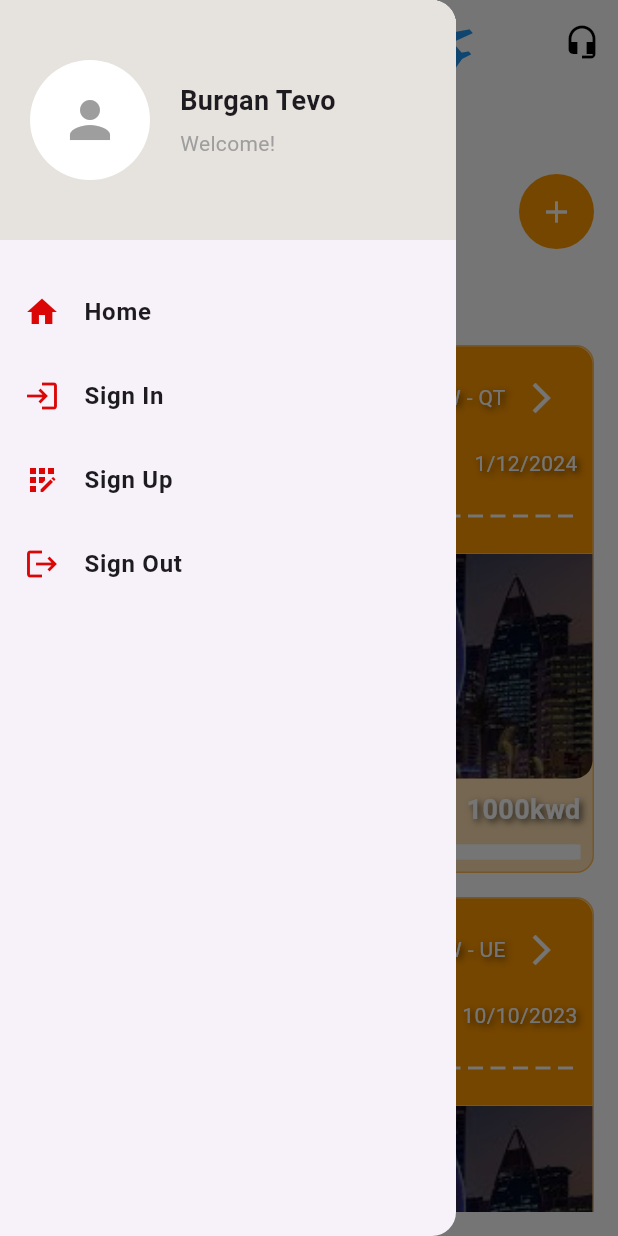
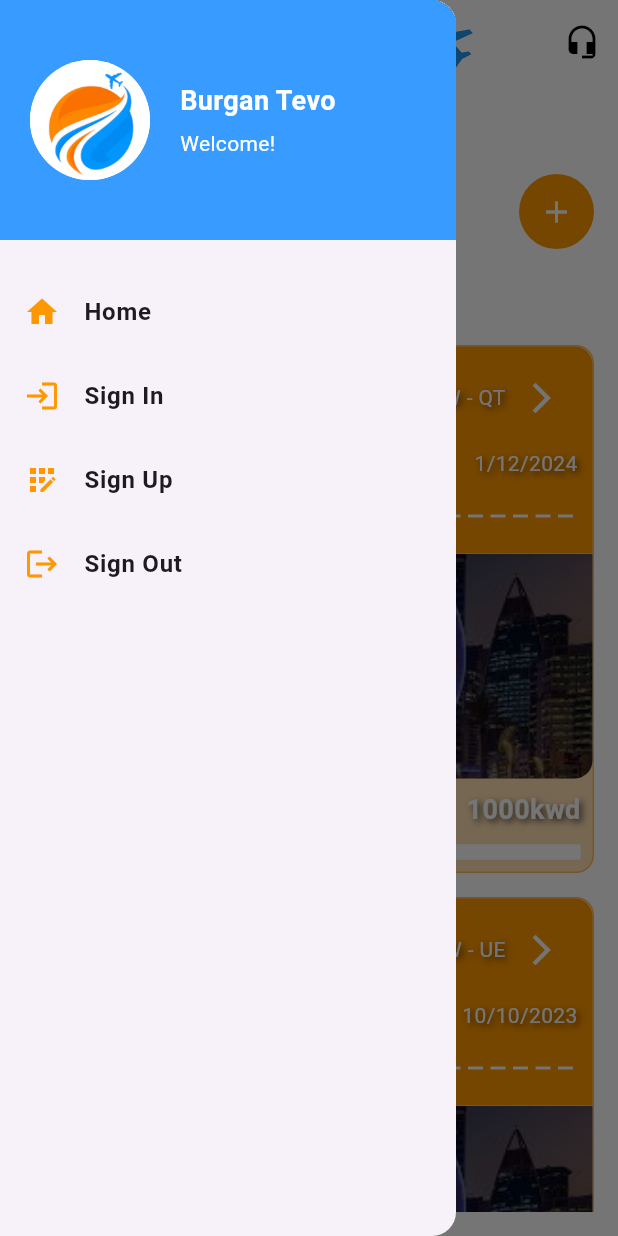
Before and after one commit to 7336x/burgantevo, a Flutter app: the screen it shows after launch, with the side drawer open, on a phone screen of 412 x 824 dp. Run offline on Flutter 3.47's test engine with Material 3 defaults, Android fonts, the phone set to English and light mode, and no system bars; our stand-ins replace dio, shared_preferences; accounts and stored records are empty.

Commit message:
done with  all design and drawer design

```diff
--- a/lib/widgets/drawer.dart
+++ b/lib/widgets/drawer.dart
@@ -12,13 +12,20 @@ class CustomDrawer extends StatelessWidget {
           // Header Section
           Container(
             padding: const EdgeInsets.symmetric(vertical: 40, horizontal: 20),
-            color: const Color.fromARGB(255, 230, 226, 221),
-            child: const Row(
+              color: const Color.fromARGB(255, 56, 155, 255),
+            child: Row(
               children: [
                 CircleAvatar(
                   radius: 40,
                   backgroundColor: Colors.white,
-                  child: Icon(Icons.person, size: 40, color: Colors.grey),
+                  child: ClipOval(
+                    child: Image.asset(
+                      'assets/images/logo.png',
+                      width: 80,
+                      height: 85,
+                      fit: BoxFit.cover,
+                    ),
+                  ),
                 ),
                 SizedBox(width: 20),
                 Column(
@@ -27,6 +34,7 @@ class CustomDrawer extends StatelessWidget {
                     Text(
                       'Burgan Tevo',
                       style: TextStyle(
+                        color: Colors.white,
                         fontWeight: FontWeight.bold,
                         fontSize: 18,
                       ),
@@ -35,7 +43,7 @@ class CustomDrawer extends StatelessWidget {
                     Text(
                       'Welcome!',
                       style: TextStyle(
-                        color: Colors.grey,
+                        color: Colors.white,
                         fontSize: 14,
                       ),
                     ),
@@ -45,7 +53,7 @@ class CustomDrawer extends StatelessWidget {
             ),
           ),
           const SizedBox(height: 20),
-          // Menu Items
+
           Expanded(
             child: ListView(
               children: [
@@ -54,8 +62,8 @@ class CustomDrawer extends StatelessWidget {
                   icon: Icons.home,
                   label: 'Home',
                   onTap: () {
-                    Navigator.pop(context); // Close drawer
-                    Navigator.pushNamed(context, '/home'); // Navigate to Home
+                    Navigator.pop(context);
+                    Navigator.pushNamed(context, '/home');
                   },
                 ),
                 _buildDrawerItem(
@@ -63,9 +71,9 @@ class CustomDrawer extends StatelessWidget {
                   icon: Icons.login,
                   label: 'Sign In',
                   onTap: () {
-                    Navigator.pop(context); // Close drawer
+                    Navigator.pop(context);
                     Navigator.pushNamed(
-                        context, '/sign-in'); // Navigate to Sign In
+                        context, '/sign-in');
                   },
                 ),
                 _buildDrawerItem(
@@ -73,9 +81,9 @@ class CustomDrawer extends StatelessWidget {
                   icon: Icons.app_registration,
                   label: 'Sign Up',
                   onTap: () {
-                    Navigator.pop(context); // Close drawer
+                    Navigator.pop(context);
                     Navigator.pushNamed(
-                        context, '/sign-up'); // Navigate to Sign Up
+                        context, '/sign-up');
                   },
                 ),
                 _buildDrawerItem(
@@ -83,9 +91,9 @@ class CustomDrawer extends StatelessWidget {
                   icon: Icons.logout,
                   label: 'Sign Out',
                   onTap: () {
-                    Navigator.pop(context); // Close drawer
+                    Navigator.pop(context);
                     Navigator.pushNamed(context,
-                        '/sign-out'); // Navigate to Sign In after sign-out
+                        '/sign-out');
                   },
                 ),
               ],
@@ -103,7 +111,7 @@ class CustomDrawer extends StatelessWidget {
     required VoidCallback onTap,
   }) {
     return ListTile(
-      leading: Icon(icon, color: const Color.fromARGB(255, 219, 7, 7)),
+      leading: Icon(icon, color: Colors.orange),
       title: Text(
         label,
         style: const TextStyle(fontWeight: FontWeight.bold, fontSize: 16),
```
